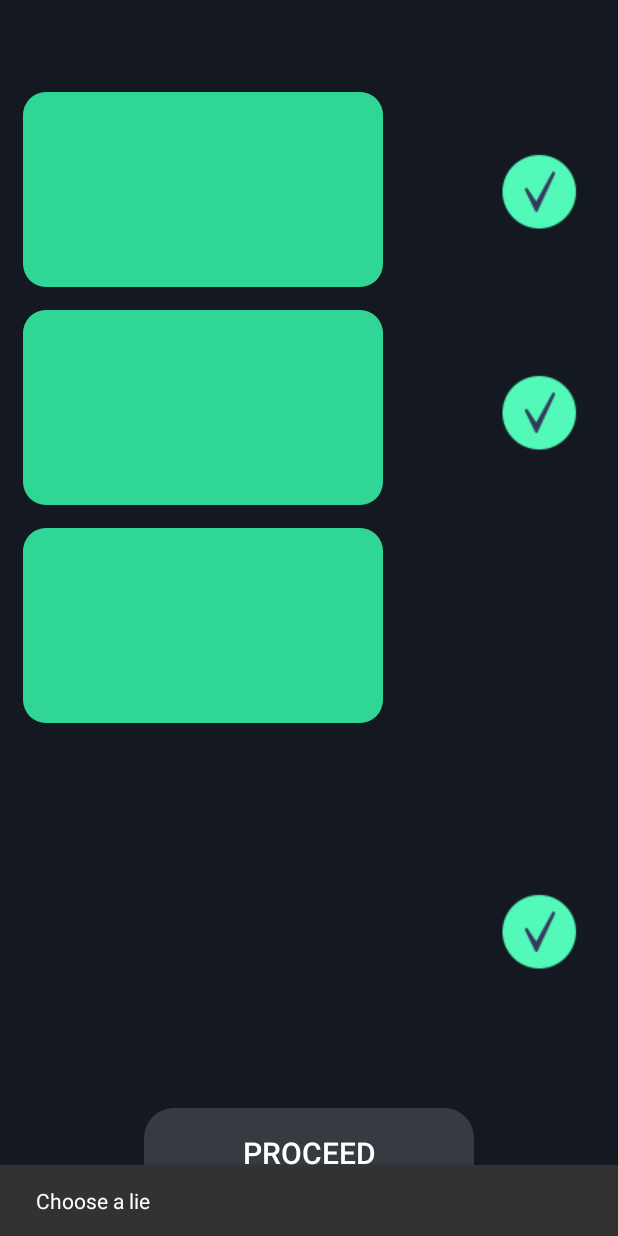
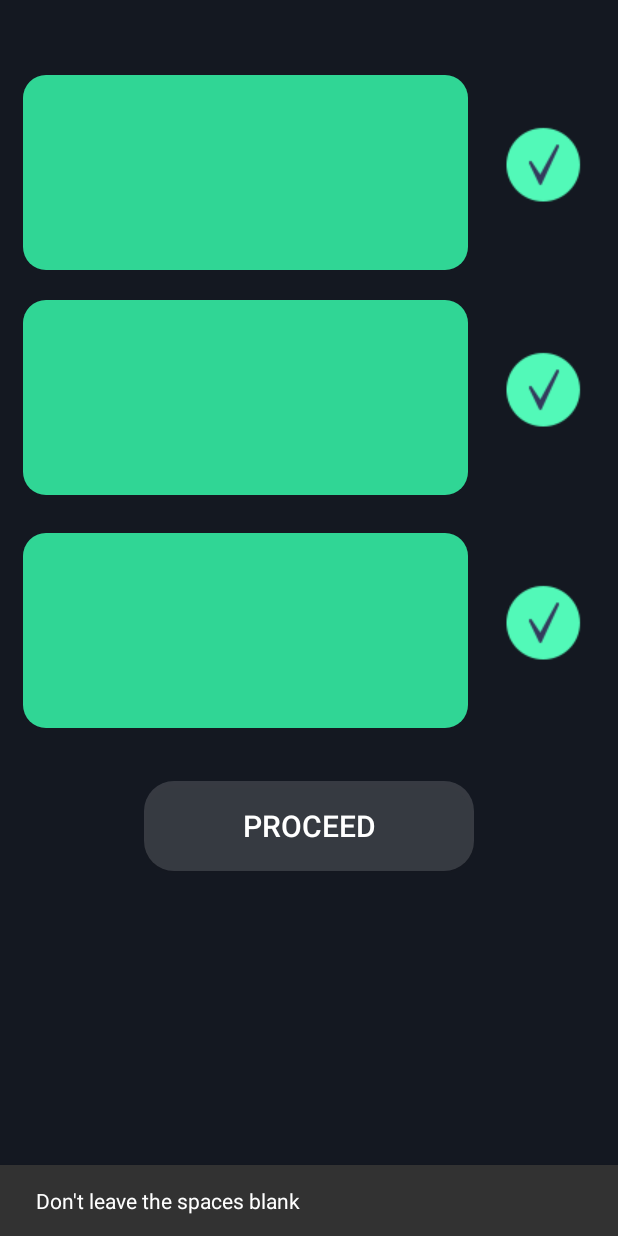
Before and after one commit to SlothStd/2Truth-1Lie, an Android app: the OnePhone screen opened directly, with no data from a screen before it, after a tap on "PROCEED", on a phone screen of 412 x 824 dp. Run offline under Robolectric (Android 15) with nearby library versions, the phone set to English and light mode, and no system bars.

Commit message:
malé udpaty

```diff
--- a/app/src/main/java/sloth/twotruthsonelie/OnePhone.java
+++ b/app/src/main/java/sloth/twotruthsonelie/OnePhone.java
@@ -4,9 +4,13 @@ import android.animation.ObjectAnimator;
 import android.app.Activity;
 import android.content.Intent;
 import android.content.SharedPreferences;
+import android.graphics.Point;
+import android.hardware.display.DisplayManager;
 import android.os.Bundle;
 import android.os.CountDownTimer;
 import android.support.design.widget.Snackbar;
+import android.util.DisplayMetrics;
+import android.view.Display;
 import android.view.View;
 import android.view.animation.Animation;
 import android.view.animation.AnimationUtils;
@@ -24,7 +28,7 @@ public class OnePhone extends Activity {
 
     EditText firstS, secondS, thirdS;
     String fString, sString, tString;
-    Snackbar snackbarplayer, snackbarEmpty;
+    Snackbar snackbarEmpty2, snackbarEmpty;
     Boolean first, second, third;
     TextView player1TW, player2TW;
     Animation fade_in;
@@ -33,11 +37,23 @@ public class OnePhone extends Activity {
     CheckBox firstTruth, firstLie;
     CheckBox secondTruth, secondLie;
     CheckBox thirdTruth, thirdLie;
+    Integer height;
 
     @Override
     protected void onCreate(Bundle savedInstanceState) {
         super.onCreate(savedInstanceState);
-        setContentView(R.layout.one_phone);
+
+        Display display = getWindowManager().getDefaultDisplay();
+        Point size = new Point();
+        display.getSize(size);
+
+        height = size.y;
+
+//        if (height > 800) {
+            setContentView(R.layout.one_phone);
+//        } else {
+//            setContentView(R.layout.one_phone_small);
+//        }
 
         firstS = (EditText) findViewById(R.id.firstS);
         secondS = (EditText) findViewById(R.id.secondS);
@@ -62,6 +78,32 @@ public class OnePhone extends Activity {
         }
 
         /////////////////////////FIRST////////////////////////////
+
+        firstS.setOnLongClickListener(new View.OnLongClickListener() {
+            @Override
+            public boolean onLongClick(View v) {
+
+                SharedPreferences preferences = getSharedPreferences("TrueOrFalse", MODE_PRIVATE);
+                SharedPreferences.Editor editor = preferences.edit();
+
+                secondLie.setChecked(false);
+                secondS.setBackgroundResource(R.drawable.custom_edittext_truth);
+
+                thirdLie.setChecked(false);
+                thirdS.setBackgroundResource(R.drawable.custom_edittext_truth);
+
+                firstLie.setChecked(true);
+                firstS.setBackgroundResource(R.drawable.custom_edittex_lie);
+                firstTruth.setChecked(false);
+
+                editor.putBoolean("firstLie", false).apply();
+                editor.putBoolean("secondLie", true).apply();
+                editor.putBoolean("thirdLie", true).apply();
+
+                return true;
+            }
+        });
+
 
         firstLie = (CheckBox) findViewById(R.id.firstLie);
         firstLie.setOnClickListener(new View.OnClickListener() {
@@ -99,6 +141,29 @@ public class OnePhone extends Activity {
 
         /////////////////////////SECOND//////////////////////////////
 
+        secondS.setOnLongClickListener(new View.OnLongClickListener() {
+            @Override
+            public boolean onLongClick(View v) {
+                SharedPreferences preferences = getSharedPreferences("TrueOrFalse", MODE_PRIVATE);
+                SharedPreferences.Editor editor = preferences.edit();
+
+                firstLie.setChecked(false);
+                firstS.setBackgroundResource(R.drawable.custom_edittext_truth);
+
+                thirdLie.setChecked(false);
+                thirdS.setBackgroundResource(R.drawable.custom_edittext_truth);
+
+                secondLie.setChecked(true);
+                secondS.setBackgroundResource(R.drawable.custom_edittex_lie);
+                secondTruth.setChecked(false);
+
+                editor.putBoolean("secondLie", false).apply();
+                editor.putBoolean("firstLie", true).apply();
+                editor.putBoolean("thirdLie", true).apply();
+                return true;
+            }
+        });
+
         secondLie = (CheckBox) findViewById(R.id.secondLie);
         secondLie.setOnClickListener(new View.OnClickListener() {
             @Override
@@ -134,6 +199,31 @@ public class OnePhone extends Activity {
         });
 
         /////////////////////////THIRD/////////////////////////////////
+
+        thirdS.setOnLongClickListener(new View.OnLongClickListener() {
+            @Override
+            public boolean onLongClick(View v) {
+
+                SharedPreferences preferences = getSharedPreferences("TrueOrFalse", MODE_PRIVATE);
+                SharedPreferences.Editor editor = preferences.edit();
+
+                firstLie.setChecked(false);
+                firstS.setBackgroundResource(R.drawable.custom_edittext_truth);
+
+                secondLie.setChecked(false);
+                secondS.setBackgroundResource(R.drawable.custom_edittext_truth);
+
+                thirdLie.setChecked(true);
+                thirdS.setBackgroundResource(R.drawable.custom_edittex_lie);
+                thirdTruth.setChecked(false);
+
+                editor.putBoolean("thirdLie", false).apply();
+                editor.putBoolean("secondLie", true).apply();
+                editor.putBoolean("firstLie", true).apply();
+
+                return true;
+            }
+        });
 
         thirdLie = (CheckBox) findViewById(R.id.thirdLie);
         thirdLie.setOnClickListener(new View.OnClickListener() {
@@ -178,7 +268,8 @@ public class OnePhone extends Activity {
 
                         SharedPreferences preferences = getSharedPreferences("TrueOrFalse", MODE_PRIVATE);
 
-                        snackbarEmpty = Snackbar.make(findViewById(android.R.id.content), "Choose a lie", Snackbar.LENGTH_INDEFINITE);
+                        snackbarEmpty = Snackbar.make(findViewById(android.R.id.content), "Don't leave the spaces blank", Snackbar.LENGTH_INDEFINITE);
+                        snackbarEmpty2 = Snackbar.make(findViewById(android.R.id.content), "Choose a lie", Snackbar.LENGTH_INDEFINITE);
 
                         first = preferences.getBoolean("fristLie", false);
                         second = preferences.getBoolean("secondLie", false);
@@ -194,7 +285,7 @@ public class OnePhone extends Activity {
                             snackbarEmpty.setDuration(Snackbar.LENGTH_SHORT);
                             snackbarEmpty.show();
                         } else if (!first && !second && !third){
-                            snackbarEmpty.setDuration(Snackbar.LENGTH_SHORT);
+                            snackbarEmpty2.setDuration(Snackbar.LENGTH_SHORT);
                             snackbarEmpty.show();
                         } else {
                             nextPlayer.putExtra("firstS", firstS.getText().toString());
@@ -203,7 +294,6 @@ public class OnePhone extends Activity {
                             startActivity(nextPlayer);
                             finish();
                         }
-
             }
         });
     }
--- a/app/src/main/res/layout/bluetooth_layout.xml
+++ b/app/src/main/res/layout/bluetooth_layout.xml
@@ -12,7 +12,7 @@
         android:text="Make a Lobby"
         android:id="@+id/makeLobby"
         android:layout_gravity="center_horizontal"
-        android:background="@drawable/circle_button"
+        android:background="@drawable/rounded_button"
         android:textSize="20sp"
         android:textColor="#ffffff"
         android:layout_centerVertical="true"
@@ -24,7 +24,7 @@
         android:layout_height="60dp"
         android:text="Join a lobby"
         android:id="@+id/joinLobby"
-        android:background="@drawable/circle_button"
+        android:background="@drawable/rounded_button"
         android:textSize="20sp"
         android:textColor="#ffffff"
         android:layout_below="@+id/makeLobby"
--- a/app/src/main/res/layout/one_phone.xml
+++ b/app/src/main/res/layout/one_phone.xml
@@ -36,10 +36,10 @@
                     android:text="PROCEED"
                     android:textColor="#fff"
                     android:textSize="20sp"
-                    android:layout_marginBottom="25dp"
                     android:id="@+id/proceed"
-                    android:layout_alignParentBottom="true"
-                    android:layout_centerHorizontal="true" />
+                    android:layout_below="@+id/thirdS"
+                    android:layout_centerHorizontal="true"
+                    android:layout_marginTop="35dp" />
 
                 <CheckBox
                     android:layout_width="wrap_content"
@@ -80,35 +80,37 @@
                     android:layout_height="wrap_content"
                     android:button="@drawable/custom_checkbox"
                     android:id="@+id/thirdLie"
-                    android:layout_marginBottom="82dp"
-                    android:layout_above="@+id/proceed"
-                    android:layout_alignLeft="@+id/secondLie"
-                    android:layout_alignStart="@+id/secondLie" />
+                    android:layout_alignStart="@+id/secondLie"
+                    android:layout_alignTop="@+id/thirdS"
+                    android:layout_toRightOf="@+id/thirdS"
+                    android:layout_marginTop="25dp" />
 
                 <CheckBox
                     android:layout_width="wrap_content"
                     android:layout_height="wrap_content"
                     android:button="@drawable/custom_checkbox"
                     android:id="@+id/firstLie"
-                    android:layout_marginRight="18dp"
-                    android:layout_marginEnd="18dp"
-                    android:layout_marginBottom="28dp"
-                    android:layout_alignBottom="@+id/firstS"
-                    android:layout_alignParentRight="true"
-                    android:layout_alignParentEnd="true" />
+                    android:layout_alignTop="@+id/firstS"
+                    android:layout_toEndOf="@+id/firstS"
+                    android:layout_marginTop="25dp"
+                    android:layout_marginLeft="-85dp"
+                    android:layout_marginRight="10dp"
+                    android:layout_toRightOf="@+id/firstS"
+                    android:checked="false" />
 
                 <CheckBox
                     android:layout_width="wrap_content"
                     android:layout_height="wrap_content"
                     android:button="@drawable/custom_checkbox"
                     android:id="@+id/secondLie"
-                    android:layout_alignBottom="@+id/secondS"
-                    android:layout_alignLeft="@+id/firstLie"
                     android:layout_alignStart="@+id/firstLie"
-                    android:layout_marginBottom="26dp" />
+                    android:layout_marginBottom="26dp"
+                    android:layout_alignTop="@+id/secondS"
+                    android:layout_marginTop="25dp"
+                    android:layout_toRightOf="@+id/secondS" />
 
                 <EditText
-                    android:layout_width="240dp"
+                    android:layout_width="fill_parent"
                     android:layout_height="130dp"
                     android:textColor="#ffffff"
                     android:textSize="20sp"
@@ -117,15 +119,13 @@
                     android:id="@+id/firstS"
                     android:autoText="false"
                     android:paddingTop="5dp"
-                    android:layout_marginTop="61dp"
-                    android:layout_below="@+id/thirdTruth"
-                    android:layout_alignParentLeft="true"
-                    android:layout_alignParentStart="true"
-                    android:layout_marginBottom="15dp"
-                    android:layout_marginLeft="15dp" />
+                    android:layout_alignStart="@+id/secondS"
+                    android:layout_marginTop="50dp"
+                    android:layout_marginRight="100dp"
+                    android:textAlignment="center" />
 
                 <EditText
-                    android:layout_width="240dp"
+                    android:layout_width="fill_parent"
                     android:layout_height="130dp"
                     android:textColor="#ffffff"
                     android:textSize="20sp"
@@ -137,10 +137,13 @@
                     android:layout_below="@+id/firstS"
                     android:layout_alignParentLeft="true"
                     android:layout_marginBottom="15dp"
-                    android:layout_marginLeft="15dp" />
+                    android:layout_marginLeft="15dp"
+                    android:layout_marginTop="20dp"
+                    android:layout_marginRight="100dp"
+                    android:textAlignment="center" />
 
                 <EditText
-                    android:layout_width="240dp"
+                    android:layout_width="fill_parent"
                     android:layout_height="130dp"
                     android:textColor="#ffffff"
                     android:textSize="20sp"
@@ -149,9 +152,10 @@
                     android:id="@+id/thirdS"
                     android:paddingTop="5dp"
                     android:layout_below="@+id/secondS"
-                    android:layout_alignParentLeft="true"
-                    android:layout_marginBottom="15dp"
-                    android:layout_marginLeft="15dp" />
+                    android:layout_marginTop="10dp"
+                    android:layout_alignLeft="@+id/secondS"
+                    android:layout_marginRight="100dp"
+                    android:textAlignment="center" />
 
                 <EditText
                     android:layout_width="90dp"
--- a/app/src/main/res/layout/score_layout.xml
+++ b/app/src/main/res/layout/score_layout.xml
@@ -51,7 +51,7 @@
         android:text="To Menu"
         android:id="@+id/toMenu"
         android:textColor="#ffffff"
-        android:background="@drawable/circle_button"
+        android:background="@drawable/rounded_button"
         android:textSize="20sp"
         android:layout_alignParentBottom="true"
         android:layout_centerHorizontal="true"
```
Also changed, not shown: app/src/main/java/sloth/twotruthsonelie/NextPlayer.java (+34 -31 lines), app/src/main/res/layout/next_player_layout.xml (+4 -4 lines).
